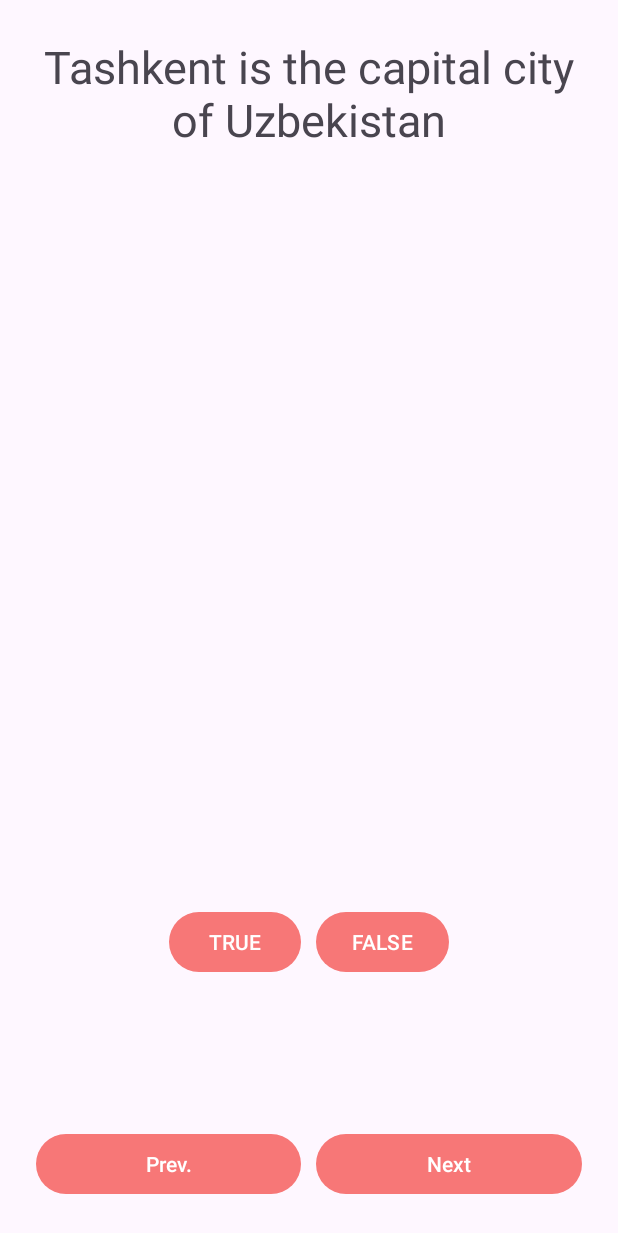
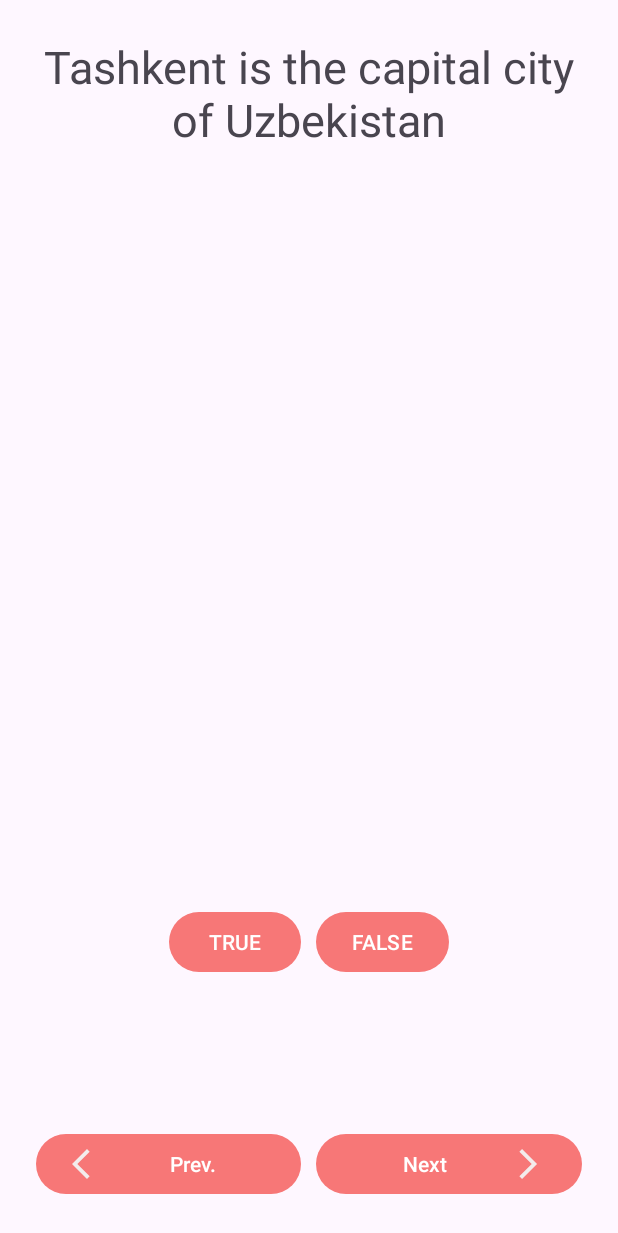
Before and after one commit to muhammadkhasanboev/TrueFalseQuizApp, an Android app: the screen it shows after launch (MainActivity), on a phone screen of 412 x 824 dp. Shown: the top 1233 px of the screen. Run offline under Robolectric (Android 15) with nearby library versions, the phone set to English and light mode, and no system bars.

Commit message:
v1, Button icon added

```diff
--- a/app/src/main/java/android/bignerdranch/truefalseapppractise/MainActivity.java
+++ b/app/src/main/java/android/bignerdranch/truefalseapppractise/MainActivity.java
@@ -30,7 +30,7 @@ public class MainActivity extends AppCompatActivity {
     }
     /**
      * checks user answer
-     * prints toaast message according to the user answer*/
+     * prints toast message according to the user answer*/
     private void checkAnswer(boolean userPressedTrue) {
         boolean answerIsTrue = mQuestionBank[mCurrentIndex].ismAnswerTrue();
         int messageResId = 0;
--- /dev/null
+++ b/app/src/main/res/drawable/baseline_navigate_next_24.xml
@@ -0,0 +1,5 @@
+<vector xmlns:android="http://schemas.android.com/apk/res/android" android:autoMirrored="true" android:height="24dp" android:tint="#F3ECEC" android:viewportHeight="24" android:viewportWidth="24" android:width="24dp">
+
+    <path android:fillColor="@android:color/white" android:pathData="M10,6L8.59,7.41 13.17,12l-4.58,4.59L10,18l6,-6z"/>
+
+</vector>
--- /dev/null
+++ b/app/src/main/res/drawable/outline_arrow_back_ios_24.xml
@@ -0,0 +1,5 @@
+<vector xmlns:android="http://schemas.android.com/apk/res/android" android:autoMirrored="true" android:height="24dp" android:tint="#F3ECEC" android:viewportHeight="960" android:viewportWidth="960" android:width="24dp">
+
+    <path android:fillColor="@android:color/white" android:pathData="M400,880L0,480L400,80L471,151L142,480L471,809L400,880Z"/>
+
+</vector>
--- /dev/null
+++ b/app/src/main/res/drawable/outline_arrow_forward_ios_24.xml
@@ -0,0 +1,5 @@
+<vector xmlns:android="http://schemas.android.com/apk/res/android" android:autoMirrored="true" android:height="24dp" android:tint="#F3ECEC" android:viewportHeight="960" android:viewportWidth="960" android:width="24dp">
+
+    <path android:fillColor="@android:color/white" android:pathData="M321,880L250,809L579,480L250,151L321,80L721,480L321,880Z"/>
+
+</vector>
--- a/app/src/main/res/layout/activity_main.xml
+++ b/app/src/main/res/layout/activity_main.xml
@@ -55,14 +55,19 @@
             android:layout_height="wrap_content"
             android:layout_weight="1"
             android:text="@string/prev_button"
-            android:layout_marginEnd="10dp"/>
+            android:layout_marginEnd="10dp"
+            android:drawableLeft="@drawable/outline_arrow_back_ios_24"
+            android:drawablePadding="4dp"/>
 
         <Button
             android:id="@+id/nextbutton"
             android:layout_width="0dp"
             android:layout_height="wrap_content"
             android:layout_weight="1"
-            android:text="@string/next_button"/>
+            android:text="@string/next_button"
+            android:drawableRight="@drawable/outline_arrow_forward_ios_24"
+            android:drawablePadding="4dp"/>
+
     </LinearLayout>
 
 </LinearLayout>
```
